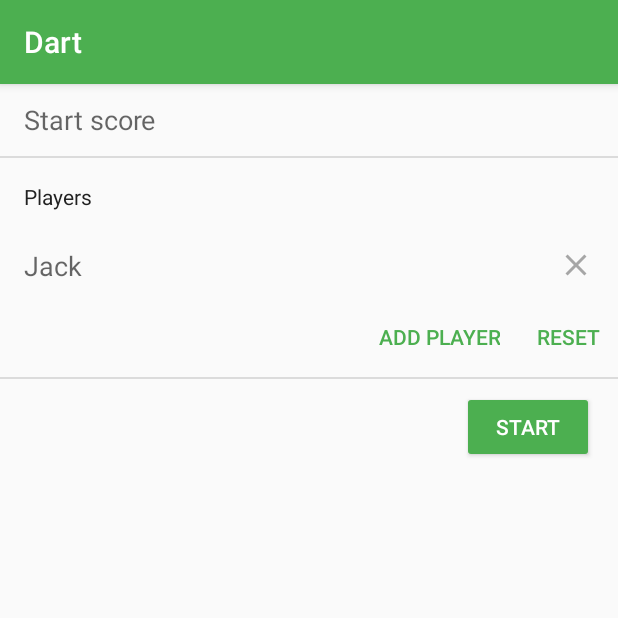
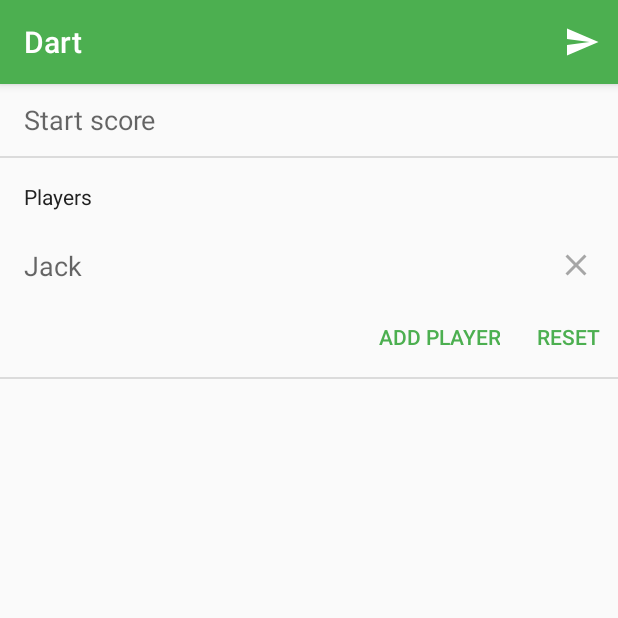
Before and after one commit to ychalier/dart, an Android app: the screen it shows after launch (HomeActivity), on a phone screen of 412 x 824 dp, the top half of it. Run offline under Robolectric (Android 15) with nearby library versions, the phone set to English and light mode, and no system bars.

Commit message:
Moved start button to menu into action

```diff
--- a/app/src/main/AndroidManifest.xml
+++ b/app/src/main/AndroidManifest.xml
@@ -9,10 +9,10 @@
         android:roundIcon="@drawable/ic_darts_target"
         android:supportsRtl="true"
         android:theme="@style/AppTheme">
-        <activity android:name=".HomeActivity">
+        <activity
+            android:name=".HomeActivity">
             <intent-filter>
                 <action android:name="android.intent.action.MAIN" />
-
                 <category android:name="android.intent.category.LAUNCHER" />
             </intent-filter>
         </activity>
--- /dev/null
+++ b/app/src/main/res/drawable/ic_send_black_24dp.xml
@@ -0,0 +1,9 @@
+<vector xmlns:android="http://schemas.android.com/apk/res/android"
+        android:width="24dp"
+        android:height="24dp"
+        android:viewportWidth="24.0"
+        android:viewportHeight="24.0">
+    <path
+        android:fillColor="@color/colorIcons"
+        android:pathData="M2.01,21L23,12 2.01,3 2,10l15,2 -15,2z"/>
+</vector>
--- a/app/src/main/res/layout/activity_home.xml
+++ b/app/src/main/res/layout/activity_home.xml
@@ -3,8 +3,8 @@
     xmlns:tools="http://schemas.android.com/tools"
     android:layout_width="match_parent"
     android:layout_height="wrap_content"
+    xmlns:app="http://schemas.android.com/apk/res-auto"
     tools:context=".HomeActivity">
-
 
     <LinearLayout
         android:layout_width="match_parent"
@@ -76,17 +76,6 @@
             android:alpha="0.12"
             android:background="#000" />
 
-        <Button
-            android:id="@+id/buttonStart"
-            android:layout_width="wrap_content"
-            android:layout_height="wrap_content"
-            android:layout_gravity="end"
-            android:layout_marginTop="8dp"
-            android:layout_marginEnd="16dp"
-            android:backgroundTint="@color/colorPrimary"
-            android:textColor="#FFF"
-            android:text="@string/start"/>
-
     </LinearLayout>
 
 
--- /dev/null
+++ b/app/src/main/res/menu/start.xml
@@ -0,0 +1,12 @@
+<?xml version="1.0" encoding="utf-8"?>
+<menu
+    xmlns:android="http://schemas.android.com/apk/res/android"
+    xmlns:app="http://schemas.android.com/apk/res-auto" >
+
+    <item
+        android:id="@+id/action_start"
+        android:icon="@drawable/ic_send_black_24dp"
+        android:title="@string/start"
+        app:showAsAction="ifRoom"/>
+
+</menu>
```
Also changed, not shown: app/src/main/java/chalier/yohan/dart/HomeActivity.java (+48 -22 lines).
